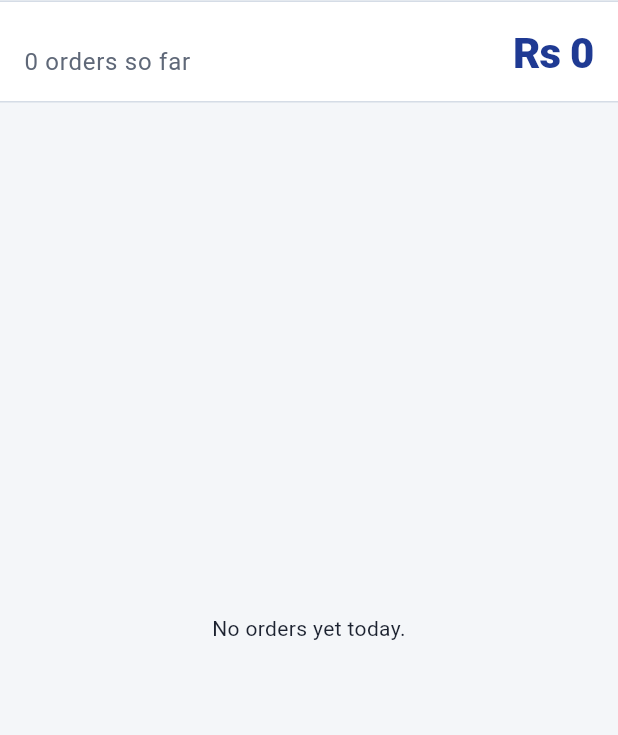
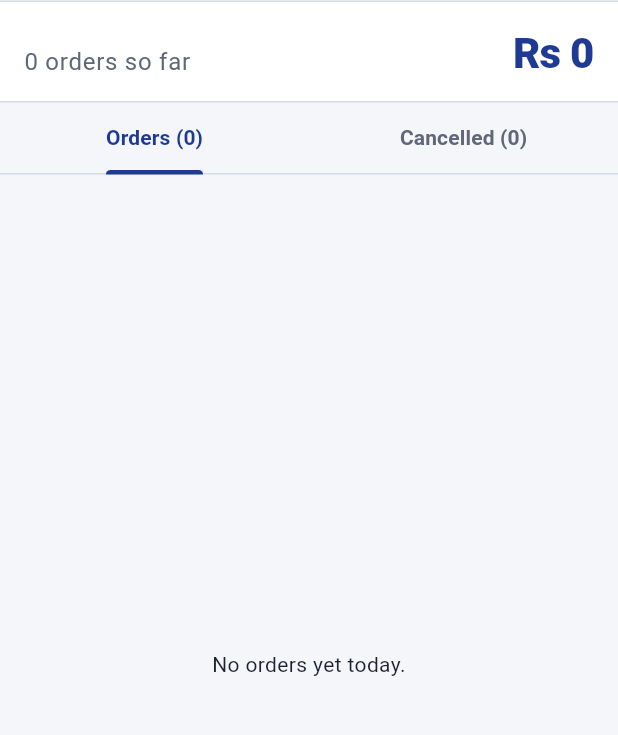
Before and after one commit to hammad-78/Hisaab, a Flutter app: the TodayOrdersScreen screen opened directly with empty values, on a phone screen of 412 x 824 dp, the part 82-817 px from its top. Run offline on Flutter 3.47's test engine with Material 3 defaults, Android fonts, the phone set to English and light mode, and no system bars; our stand-ins replace cloud_firestore, firebase_auth, firebase_core, flutter_riverpod, flutter_secure_storage, google_fonts and 3 more; missing offline and left inert: excel, file_saver; accounts and stored records are empty; generated files the repository leaves out were written again.

Commit message:
Add Cancelled tab for managers and Cancelled orders screen in owner reports
Manager's Today's orders screen splits into Orders and Cancelled tabs
with Revive. Owner's Reports tab always shows a Cancelled orders
button that opens the list for the selected range and shop.

Co-Authored-By: Claude Sonnet 5.5 <noreply@anthropic.com>

```diff
--- a/lib/core/l10n.dart
+++ b/lib/core/l10n.dart
@@ -252,6 +252,11 @@ const _ur = <String, String>{
   'Cancel order': 'آرڈر منسوخ کریں',
   'Order cancelled': 'آرڈر منسوخ ہو گیا',
   'Order revived': 'آرڈر بحال ہو گیا',
+  'Orders ({0})': 'آرڈرز ({0})',
+  'Cancelled ({0})': 'منسوخ ({0})',
+  'No cancelled orders today.': 'آج کوئی منسوخ آرڈر نہیں۔',
+  '{0} cancelled (see below)': '{0} منسوخ (نیچے دیکھیں)',
+  'No cancelled orders in this period.': 'اس مدت میں کوئی منسوخ آرڈر نہیں۔',
   'Revive': 'بحال کریں',
   'Cancelled orders ({0})': 'منسوخ شدہ آرڈرز ({0})',
   'Not counted in the totals above.': 'اوپر کے کل میں شمار نہیں۔',
--- a/lib/features/manager/today_orders_screen.dart
+++ b/lib/features/manager/today_orders_screen.dart
@@ -133,6 +133,24 @@ class TodayOrdersScreen extends ConsumerWidget {
     );
   }
 
+  Widget _list(
+    BuildContext context,
+    WidgetRef ref,
+    List<SaleOrder> orders, {
+    required bool cancelled,
+    required String empty,
+  }) {
+    if (orders.isEmpty) {
+      return Center(child: Text(empty, textAlign: TextAlign.center));
+    }
+    return ListView.separated(
+      itemCount: orders.length,
+      separatorBuilder: (_, _) => const Divider(),
+      itemBuilder: (_, i) =>
+          _row(context, ref, orders[i], cancelled: cancelled),
+    );
+  }
+
   @override
   Widget build(BuildContext context, WidgetRef ref) {
     final theme = Theme.of(context);
@@ -160,7 +178,9 @@ class TodayOrdersScreen extends ConsumerWidget {
           final orders = all.where((o) => !o.cancelled).toList();
           final cancelled = all.where((o) => o.cancelled).toList();
           final total = orders.fold<num>(0, (s, o) => s + o.total);
-          return Column(
+          return DefaultTabController(
+            length: 2,
+            child: Column(
               crossAxisAlignment: CrossAxisAlignment.stretch,
               children: [
                 Container(
@@ -173,7 +193,9 @@ class TodayOrdersScreen extends ConsumerWidget {
                         child: Text(
                           orders.length == 1
                               ? context.tr('1 order so far')
-                            : context.trf('{0} orders so far', [orders.length]),
+                              : context.trf('{0} orders so far', [
+                                  orders.length,
+                                ]),
                           style: theme.textTheme.bodyLarge?.copyWith(
                             color: context.h.pencil,
                           ),
@@ -190,42 +212,36 @@ class TodayOrdersScreen extends ConsumerWidget {
                   ),
                 ),
                 const Divider(),
+                TabBar(
+                  tabs: [
+                    Tab(text: context.trf('Orders ({0})', [orders.length])),
+                    Tab(
+                      text: context.trf('Cancelled ({0})', [cancelled.length]),
+                    ),
+                  ],
+                ),
                 Expanded(
-                child: all.isEmpty
-                    ? Center(
-                        child: Text(
-                          context.tr('No orders yet today.'),
-                          textAlign: TextAlign.center,
+                  child: TabBarView(
+                    children: [
+                      _list(
+                        context,
+                        ref,
+                        orders,
+                        cancelled: false,
+                        empty: context.tr('No orders yet today.'),
                       ),
-                      )
-                    : ListView(
-                        children: [
-                          for (final o in orders) ...[
-                            _row(context, ref, o, cancelled: false),
-                            const Divider(),
-                          ],
-                          if (cancelled.isNotEmpty) ...[
-                            Padding(
-                              padding: const EdgeInsets.fromLTRB(16, 16, 16, 4),
-                              child: Text(
-                                context.trf('Cancelled orders ({0})', [
-                                  cancelled.length,
-                                ]),
-                                style: theme.textTheme.titleSmall?.copyWith(
-                                  color: context.h.pencil,
+                      _list(
+                        context,
+                        ref,
+                        cancelled,
+                        cancelled: true,
+                        empty: context.tr('No cancelled orders today.'),
                       ),
-                              ),
-                            ),
-                            const Divider(),
-                            for (final o in cancelled) ...[
-                              _row(context, ref, o, cancelled: true),
-                              const Divider(),
-                            ],
-                          ],
                     ],
                   ),
                 ),
               ],
+            ),
           );
         },
       ),
```
Also changed, not shown: lib/features/owner/reports_tab.dart (+54 -28 lines). Lines whose indentation alone changed are shown as unchanged.
